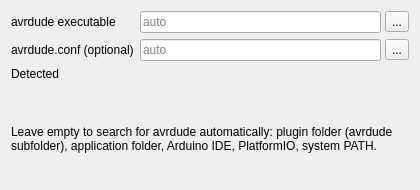
First picture: the form in stk500flasher/settings.ui, repository Dzantemir/candle-plugin-stk500-flasher, before the edit.
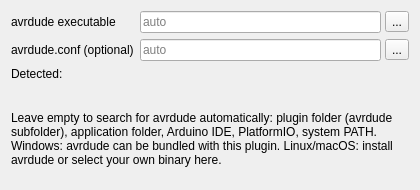
Second picture: the form after the edit.

What changed in the file:
```diff
--- a/stk500flasher/settings.ui
+++ b/stk500flasher/settings.ui
@@ -87,7 +87,7 @@
      <item row="2" column="0">
       <widget class="QLabel" name="lblDetectedTitle">
        <property name="text">
-        <string>Detected</string>
+        <string>Detected:</string>
        </property>
       </widget>
      </item>
@@ -106,7 +106,7 @@
    <item>
     <widget class="QLabel" name="lblHelp">
      <property name="text">
-      <string>Leave empty to search for avrdude automatically: plugin folder (avrdude subfolder), application folder, Arduino IDE, PlatformIO, system PATH.</string>
+      <string>Leave empty to search for avrdude automatically: plugin folder (avrdude subfolder), application folder, Arduino IDE, PlatformIO, system PATH. Windows: avrdude can be bundled with this plugin. Linux/macOS: install avrdude or select your own binary here.</string>
      </property>
      <property name="wordWrap">
       <bool>true</bool>
```
